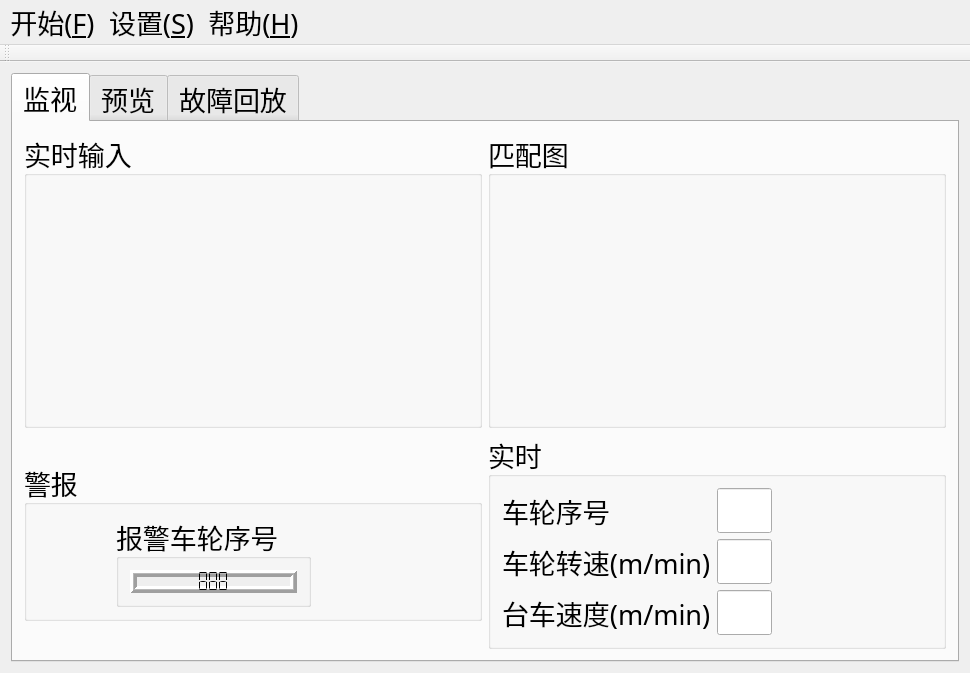
cx3386/WheelMonitor, file sources/mainwindow.ui: the form before one commit.
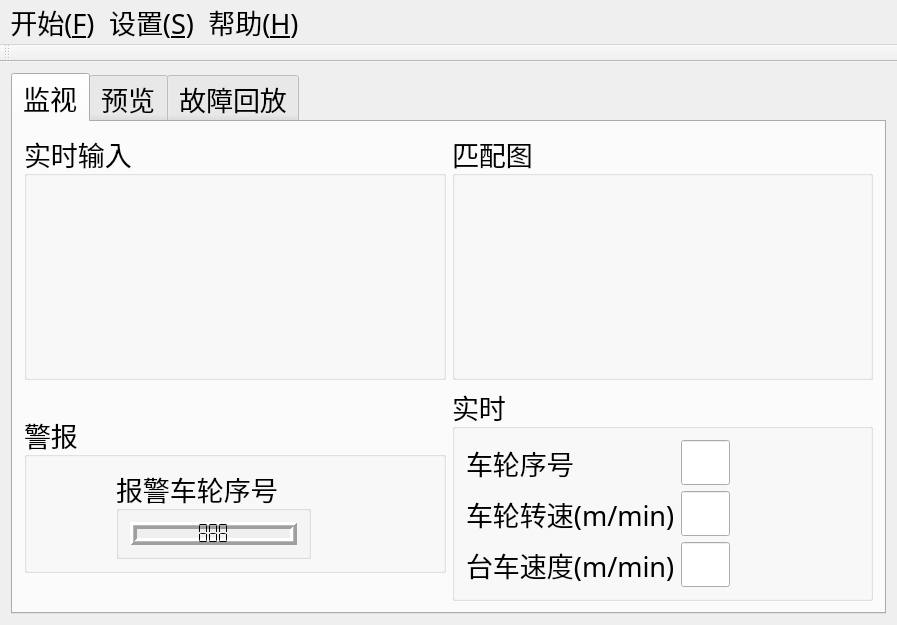
The form after the commit. The open tabs and pages were chosen to show the change. Icons and pictures are not drawn.

What changed in the file:
```diff
--- a/sources/mainwindow.ui
+++ b/sources/mainwindow.ui
@@ -6,8 +6,8 @@
    <rect>
     <x>0</x>
     <y>0</y>
-    <width>970</width>
-    <height>673</height>
+    <width>897</width>
+    <height>625</height>
    </rect>
   </property>
   <property name="font">
@@ -224,13 +224,13 @@
                </property>
                <property name="minimumSize">
                 <size>
-                 <width>55</width>
+                 <width>49</width>
                  <height>0</height>
                 </size>
                </property>
                <property name="maximumSize">
                 <size>
-                 <width>55</width>
+                 <width>49</width>
                  <height>16777215</height>
                 </size>
                </property>
@@ -259,13 +259,13 @@
                </property>
                <property name="minimumSize">
                 <size>
-                 <width>55</width>
+                 <width>49</width>
                  <height>0</height>
                 </size>
                </property>
                <property name="maximumSize">
                 <size>
-                 <width>55</width>
+                 <width>49</width>
                  <height>16777215</height>
                 </size>
                </property>
@@ -294,13 +294,13 @@
                </property>
                <property name="minimumSize">
                 <size>
-                 <width>55</width>
+                 <width>49</width>
                  <height>0</height>
                 </size>
                </property>
                <property name="maximumSize">
                 <size>
-                 <width>55</width>
+                 <width>49</width>
                  <height>16777215</height>
                 </size>
                </property>
@@ -343,7 +343,7 @@
     <rect>
      <x>0</x>
      <y>0</y>
-     <width>970</width>
+     <width>897</width>
      <height>34</height>
     </rect>
    </property>
```
Left out of the diff: 2 changed lines with no effect on the pictures.
